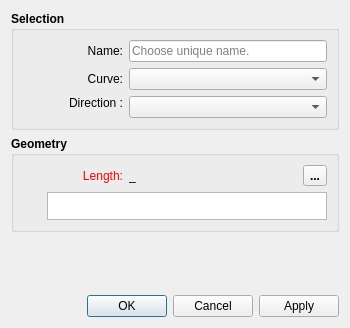
Before: the Qt Designer form src/libs/vtools/dialogs/tools/dialogcutsplinepath.ui in FashionFreedom/Seamly2D, drawn with Qt 5.
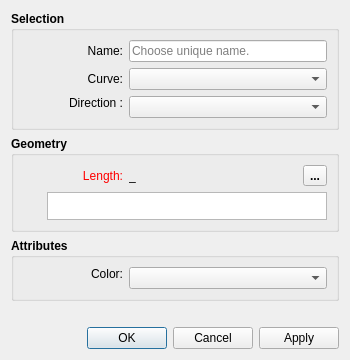
After: the same form once the commit is applied. Icons and pictures are not drawn. Custom widgets are drawn as their Qt base class.

Commit message: add color attribute to point-on tools

What changed in the file:
```diff
--- a/src/libs/vtools/dialogs/tools/dialogcutsplinepath.ui
+++ b/src/libs/vtools/dialogs/tools/dialogcutsplinepath.ui
@@ -7,7 +7,7 @@
     <x>0</x>
     <y>0</y>
     <width>350</width>
-    <height>328</height>
+    <height>360</height>
    </rect>
   </property>
   <property name="minimumSize">
@@ -408,6 +408,90 @@
      </layout>
     </widget>
    </item>
+   <item>
+    <widget class="QGroupBox" name="attributes_GroupBox_2">
+     <property name="minimumSize">
+      <size>
+       <width>240</width>
+       <height>0</height>
+      </size>
+     </property>
+     <property name="font">
+      <font>
+       <pointsize>9</pointsize>
+       <bold>true</bold>
+      </font>
+     </property>
+     <property name="title">
+      <string>Attributes</string>
+     </property>
+     <layout class="QVBoxLayout" name="verticalLayout_4">
+      <item>
+       <layout class="QFormLayout" name="formLayout_2">
+        <property name="labelAlignment">
+         <set>Qt::AlignRight|Qt::AlignTrailing|Qt::AlignVCenter</set>
+        </property>
+        <item row="0" column="0">
+         <widget class="QLabel" name="lineColor_Label">
+          <property name="sizePolicy">
+           <sizepolicy hsizetype="MinimumExpanding" vsizetype="Fixed">
+            <horstretch>0</horstretch>
+            <verstretch>0</verstretch>
+           </sizepolicy>
+          </property>
+          <property name="minimumSize">
+           <size>
+            <width>100</width>
+            <height>0</height>
+           </size>
+          </property>
+          <property name="maximumSize">
+           <size>
+            <width>16777215</width>
+            <height>16777215</height>
+           </size>
+          </property>
+          <property name="font">
+           <font>
+            <pointsize>9</pointsize>
+            <bold>false</bold>
+           </font>
+          </property>
+          <property name="text">
+           <string>Color:</string>
+          </property>
+          <property name="alignment">
+           <set>Qt::AlignRight|Qt::AlignTrailing|Qt::AlignVCenter</set>
+          </property>
+         </widget>
+        </item>
+        <item row="0" column="1">
+         <widget class="ColorComboBox" name="lineColor_ComboBox">
+          <property name="sizePolicy">
+           <sizepolicy hsizetype="Expanding" vsizetype="Fixed">
+            <horstretch>0</horstretch>
+            <verstretch>0</verstretch>
+           </sizepolicy>
+          </property>
+          <property name="minimumSize">
+           <size>
+            <width>80</width>
+            <height>0</height>
+           </size>
+          </property>
+          <property name="font">
+           <font>
+            <pointsize>9</pointsize>
+            <bold>false</bold>
+           </font>
+          </property>
+         </widget>
+        </item>
+       </layout>
+      </item>
+     </layout>
+    </widget>
+   </item>
    <item>
     <spacer name="verticalSpacer">
      <property name="orientation">
@@ -433,6 +517,13 @@
    </item>
   </layout>
  </widget>
+ <customwidgets>
+  <customwidget>
+   <class>ColorComboBox</class>
+   <extends>QComboBox</extends>
+   <header location="global">color_combobox.h</header>
+  </customwidget>
+ </customwidgets>
  <tabstops>
   <tabstop>plainTextEditFormula</tabstop>
   <tabstop>comboBoxSplinePath</tabstop>
```
Left out of the diff: 3 changed lines with no effect on the pictures. The commit also changes 19 other files.
